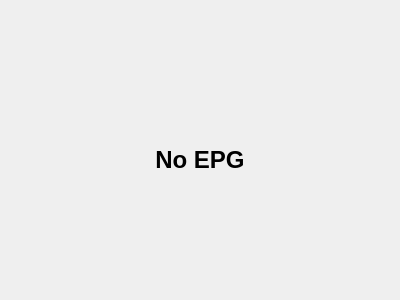
Qt form src/ui/epg/EpgSchedule.ui (ntadej/tano) before a commit.
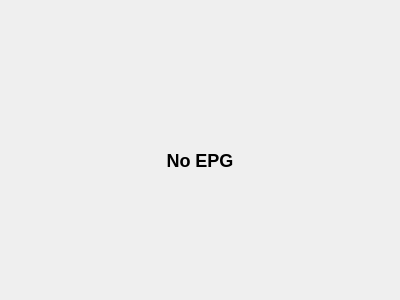
The same form after that commit. Icons and pictures are not drawn. Custom widgets are drawn as their Qt base class.

Diff of the .ui file:
```diff
--- a/src/ui/epg/EpgSchedule.ui
+++ b/src/ui/epg/EpgSchedule.ui
@@ -41,7 +41,10 @@
     <item>
      <widget class="QLabel" name="labelNoEpg">
       <property name="text">
-       <string>&lt;center&gt;&lt;h1&gt;No EPG&lt;/h1&gt;&lt;/center&gt;</string>
+       <string>&lt;h2&gt;No EPG&lt;/h2&gt;</string>
+      </property>
+      <property name="alignment">
+       <set>Qt::AlignCenter</set>
       </property>
      </widget>
     </item>
```
Left out of the diff: 2 changed lines with no effect on the pictures.
